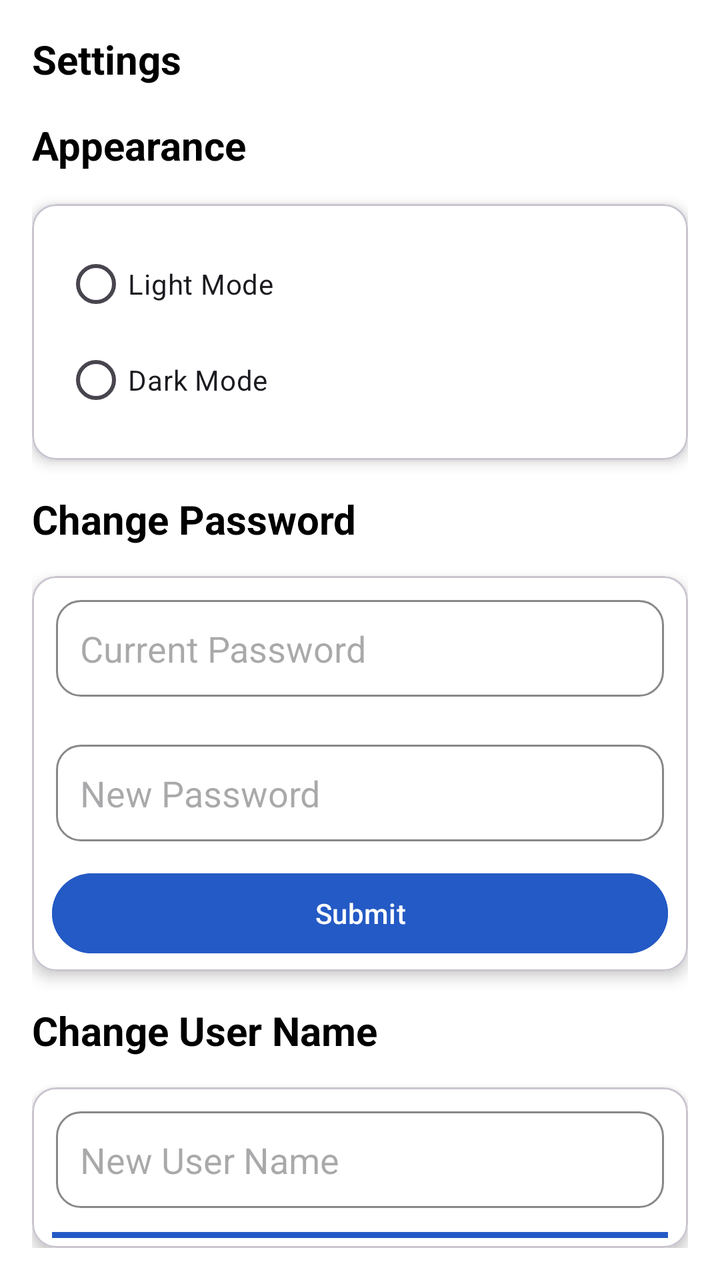
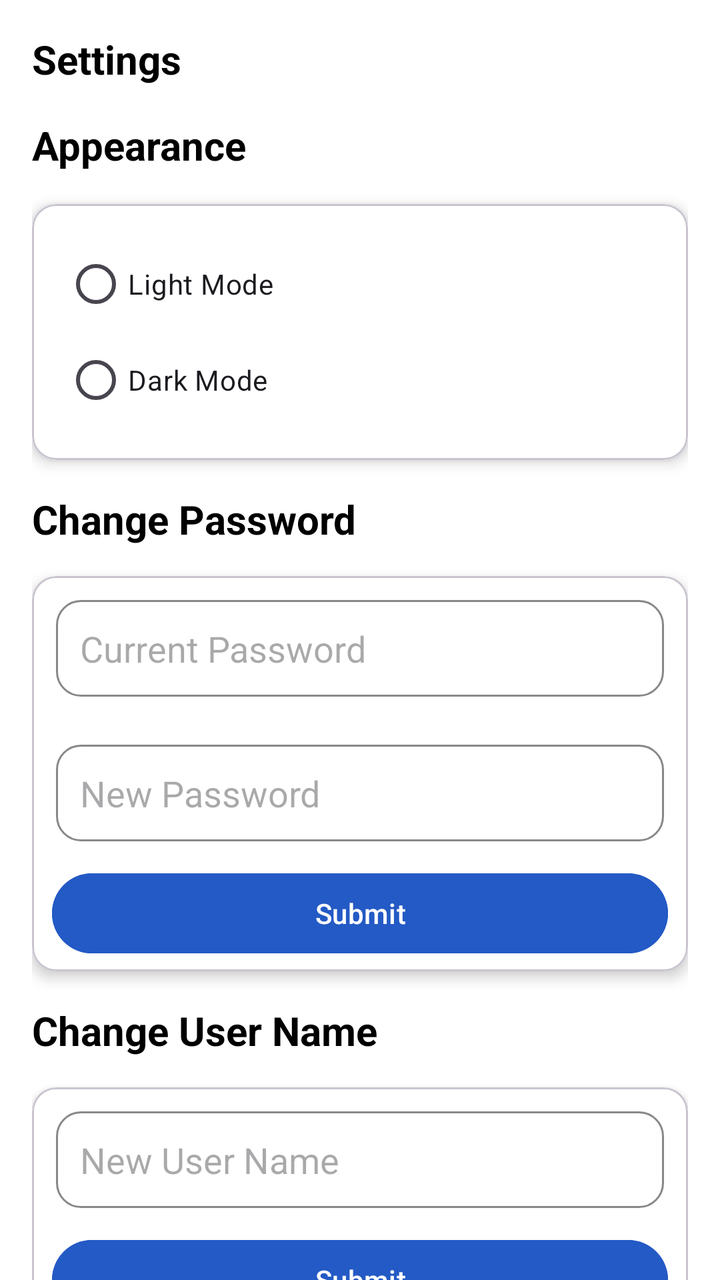

The first picture is an Android layout as it rendered before a commit; the second is the same layout after the commit. The layout source and the unified diff follow.
<!-- AndroidManifest.xml: application theme Theme.ProbbyApp -->
<!-- res/layout/fragment_settings.xml -->
<?xml version="1.0" encoding="utf-8"?>
<LinearLayout xmlns:android="http://schemas.android.com/apk/res/android"
    xmlns:app="http://schemas.android.com/apk/res-auto"
    android:layout_width="match_parent"
    android:layout_height="match_parent"
    android:orientation="vertical"
    android:padding="16dp"
    android:background="?attr/android:windowBackground"
    >

    <TextView
        android:layout_width="wrap_content"
        android:layout_height="wrap_content"
        android:text="@string/settings"
        android:textSize="20sp"
        android:textStyle="bold"
        android:layout_marginBottom="16dp"/>
    <LinearLayout
        android:layout_width="match_parent"
        android:layout_height="match_parent"
        android:orientation="vertical">

        <TextView
            android:layout_width="wrap_content"
            android:layout_height="wrap_content"
            android:text="@string/appearance"
            android:textSize="20sp"
            android:textStyle="bold"
            android:layout_marginBottom="16dp">

        </TextView>

    <com.google.android.material.card.MaterialCardView
        android:layout_width="match_parent"
        android:layout_height="wrap_content"
        app:cardCornerRadius="12dp"
        app:cardElevation="4dp"
        >

        <RadioGroup
            android:id="@+id/rgTheme"
            android:layout_width="match_parent"
            android:layout_height="wrap_content"
            android:padding="16dp"
            android:background="?attr/android:colorBackground">

            <RadioButton
                android:id="@+id/rbLight"
                android:layout_width="match_parent"
                android:layout_height="wrap_content"
                android:text="@string/light_mode" />

            <RadioButton
                android:id="@+id/rbDark"
                android:layout_width="match_parent"
                android:layout_height="wrap_content"
                android:text="@string/dark_mode" />

        </RadioGroup>
    </com.google.android.material.card.MaterialCardView>

        <TextView
            android:layout_width="wrap_content"
            android:layout_height="wrap_content"
            android:text="@string/change_password"
            android:textSize="20sp"
            android:textStyle="bold"
            android:layout_marginTop="16dp" />

    <com.google.android.material.card.MaterialCardView
        android:layout_width="match_parent"
        android:layout_height="wrap_content"
        app:cardCornerRadius="12dp"
        app:cardElevation="4dp"
        android:layout_marginTop="15dp"
        >
        <LinearLayout
            android:layout_width="match_parent"
            android:layout_height="match_parent"
            android:orientation="vertical"
            android:background="?attr/android:colorBackground">

        <EditText
            android:id="@+id/CurrentPass"
            android:layout_width="match_parent"
            android:layout_height="wrap_content"
            android:hint="@string/current_password"
            android:padding="12dp"
            android:inputType="textPassword"
            android:background="@drawable/rounded_transparent"
            android:layout_margin="12dp"/>

        
        <EditText
            android:id="@+id/etPassword"
            android:layout_width="match_parent"
            android:layout_height="wrap_content"
            android:hint="@string/new_password"
            android:inputType="textPassword"
            android:background="@drawable/rounded_transparent"
            android:padding="12dp"
            android:layout_margin="12dp"/>

            <Button
                android:id="@+id/btnSubNewPass"
                android:layout_width="match_parent"
                android:layout_height="wrap_content"
                android:layout_gravity="center"
                android:layout_marginLeft="10dp"
                android:layout_marginRight="10dp"
                android:text="@string/submit"
                android:backgroundTint="@color/button_select"
                android:layout_marginBottom="5dp">

            </Button>
        </LinearLayout>
    </com.google.android.material.card.MaterialCardView>
        <TextView
            android:layout_width="wrap_content"
            android:layout_height="wrap_content"
            android:text="@string/change_user_name"
            android:textSize="20sp"
            android:textStyle="bold"
            android:layout_marginTop="16dp">

        </TextView>
        <com.google.android.material.card.MaterialCardView
            android:layout_width="match_parent"
            android:layout_height="wrap_content"
            app:cardCornerRadius="12dp"
            app:cardElevation="4dp"
            android:layout_marginTop="15dp"
            >
            <LinearLayout
                android:layout_width="match_parent"
                android:layout_height="match_parent"
                android:orientation="vertical"
                android:background="?attr/android:colorBackground">

                <EditText
                    android:id="@+id/NewUserName"
                    android:layout_width="match_parent"
                    android:layout_height="wrap_content"
                    android:hint="New User Name"
                    android:inputType="textEmailAddress"
                    android:padding="12dp"
                    android:background="@drawable/rounded_transparent"
                    android:layout_margin="12dp"/>

                <Button
                    android:id="@+id/btnSubNewName"
                    android:layout_width="match_parent"
                    android:layout_height="wrap_content"
                    android:layout_gravity="center"
                    android:layout_marginLeft="10dp"
                    android:layout_marginRight="10dp"
                    android:text="@string/submit"
                    android:backgroundTint="@color/button_select"
                    android:layout_marginBottom="5dp">

                </Button>
            </LinearLayout>
        </com.google.android.material.card.MaterialCardView>
    </LinearLayout>
</LinearLayout>
<!-- resources referenced by this layout -->
<resources>
  <!-- drawable rounded_transparent (drawable) -->
  <?xml version="1.0" encoding="utf-8"?>
      <shape xmlns:android="http://schemas.android.com/apk/res/android"
          android:shape="rectangle">
  
          
          <solid android:color="@android:color/transparent" />
  
          
          <stroke
              android:width="1dp"
              android:color="#888888" /> 
  
          
          <corners android:radius="12dp" />
  
      </shape>
  <string name="appearance">Appearance</string>
  <string name="change_password">Change Password</string>
  <string name="change_user_name">Change User Name</string>
  <string name="current_password">Current Password</string>
  <string name="dark_mode">Dark Mode</string>
  <string name="light_mode">Light Mode</string>
  <string name="new_password">New Password</string>
  <string name="settings">Settings</string>
  <string name="submit">Submit</string>
  <style name="Theme.ProbbyApp" parent="Theme.MaterialComponents.DayNight.DarkActionBar">
          
          <item name="colorPrimary">#245AC5</item>
          <item name="colorPrimaryVariant">#373738</item>
          <item name="colorOnPrimary">@color/white</item>
          
          <item name="colorSecondary">#454242</item>
          <item name="colorSecondaryVariant">@color/teal_700</item>
          <item name="colorOnSecondary">@color/black</item>
          
          <item name="android:statusBarColor">#245AC5</item>
          
      </style>
  <color name="white">#FFFFFFFF</color>
  <color name="teal_700">#FF018786</color>
  <color name="black">#FF000000</color>
</resources>

<!-- the commit's change to res/layout/fragment_settings.xml (unified diff, before → after) -->
@@ -1,4 +1,11 @@
 <?xml version="1.0" encoding="utf-8"?>
+<androidx.core.widget.NestedScrollView xmlns:android="http://schemas.android.com/apk/res/android"
+    xmlns:app="http://schemas.android.com/apk/res-auto"
+    xmlns:tools="http://schemas.android.com/tools"
+    android:layout_width="match_parent"
+    android:layout_height="match_parent"
+    android:fillViewport="true"
+    android:background="?attr/android:windowBackground">
 <LinearLayout xmlns:android="http://schemas.android.com/apk/res/android"
     xmlns:app="http://schemas.android.com/apk/res-auto"
     android:layout_width="match_parent"
@@ -163,3 +170,4 @@
         </com.google.android.material.card.MaterialCardView>
     </LinearLayout>
 </LinearLayout>
+</androidx.core.widget.NestedScrollView>
